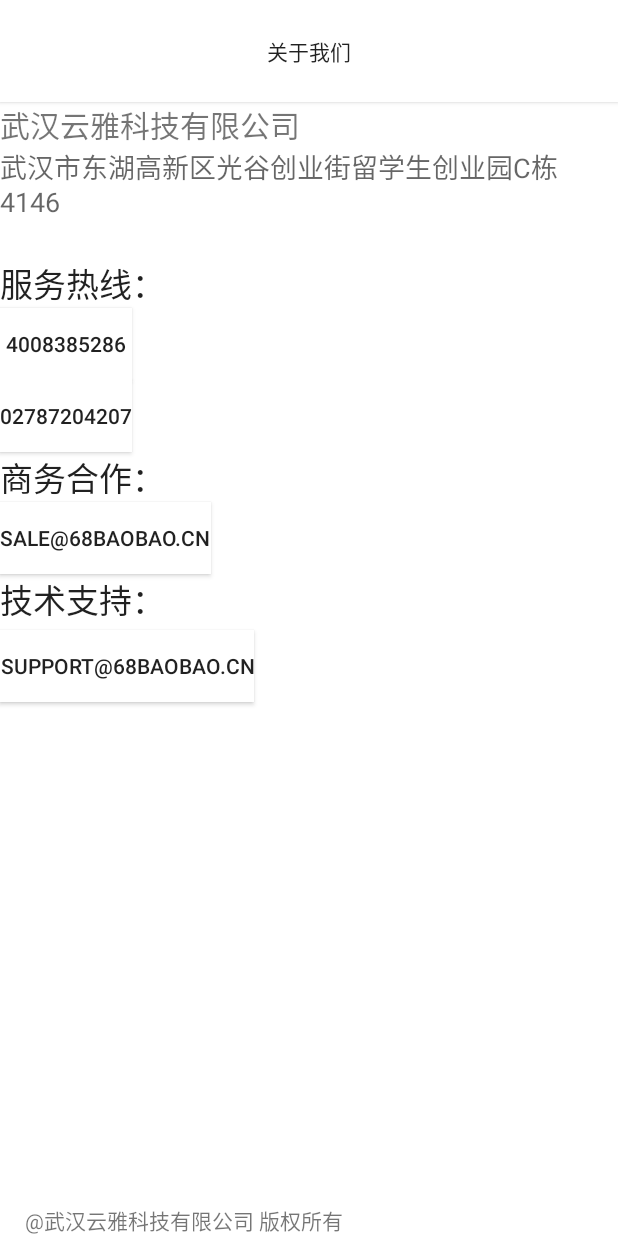
After one commit to jwuBert/tiny-parents-android, an Android app: the layout activity_aboutus.xml on its own in the app's theme, with its tools: preview values and no code run, on a phone screen of 412 x 824 dp. The commit adds this screen. Run offline under Robolectric (Android 15) with nearby library versions, the phone set to English and light mode, and no system bars.

Commit message:
finish AboutUsActivity

```diff
--- a/app/src/main/AndroidManifest.xml
+++ b/app/src/main/AndroidManifest.xml
@@ -7,7 +7,7 @@
   <uses-sdk tools:overrideLibrary="com.dd.circular.progress.button"/>
 
   <uses-permission android:name="android.permission.INTERNET" />
-
+  <uses-permission  android:name="android.permission.CALL_PHONE" />
   <application
       android:allowBackup="true"
       android:icon="@mipmap/ic_launcher"
--- a/app/src/main/java/com/cloudiya/app/tiny_parents_android/activity/AboutUsActivity.java
+++ b/app/src/main/java/com/cloudiya/app/tiny_parents_android/activity/AboutUsActivity.java
@@ -9,6 +9,57 @@
 package com.cloudiya.app.tiny_parents_android.activity;
 
 import android.app.Activity;
+import android.content.Intent;
+import android.net.Uri;
+import android.os.Bundle;
+import android.util.Log;
+import android.view.View;
+import android.widget.Button;
+import com.cloudiya.app.tiny_parents_android.R;
 
-public class AboutUsActivity extends Activity{
+	public class AboutUsActivity extends Activity {
+			private static  final  String TAG=AboutUsActivity.class.getSimpleName();
+	@Override
+	protected void onCreate(Bundle savedInstanceState) {
+		super.onCreate(savedInstanceState);
+		super.onCreate(savedInstanceState);
+		Log.d(TAG, "pass AboutUsActivity");
+		setContentView(R.layout.activity_aboutus);
+		Button num1=(Button)findViewById(R.id.aboutus_service_tel1);
+ 		Button num2=(Button)findViewById(R.id.aboutus_service_tel2);
+ 		Button business=(Button)findViewById(R.id.aboutus_business_address);
+		Button skill=(Button)findViewById(R.id.aboutus_skill_address);
+
+		//call out
+		num1.setOnClickListener(new View.OnClickListener() {
+			@Override public void onClick(View view) {
+
+				Uri uri = Uri.parse(getString(R.string.aboutus_telphonenumber1));
+				Intent intent = new Intent(Intent.ACTION_DIAL, uri);
+				startActivity(intent);
+			}
+		});
+		num2.setOnClickListener(new View.OnClickListener() {
+			@Override public void onClick(View view) {
+				Uri uri=Uri.parse(getString(R.string.aboutus_telphonenumber2));
+				Intent intent=new Intent(Intent.ACTION_DIAL,uri);
+				startActivity(intent);
+			}
+		});
+		//link worknet
+		business.setOnClickListener(new View.OnClickListener() {
+			@Override public void onClick(View view) {
+ 				Uri uri=Uri.parse(getString(R.string.aboutus_sale_address));
+				Intent intent=new Intent(Intent.ACTION_VIEW,uri);
+				startActivity(intent);
+			}
+		});
+		skill.setOnClickListener(new View.OnClickListener(){
+			@Override public void onClick(View view) {
+				Uri uri=Uri.parse(getString(R.string.aboutus_skill_address));
+				Intent intent=new Intent(Intent.ACTION_VIEW,uri);
+				startActivity(intent);
+			}
+		});
+	}
 }
--- /dev/null
+++ b/app/src/main/res/layout/activity_aboutus.xml
@@ -0,0 +1,117 @@
+<?xml version="1.0" encoding="utf-8"?>
+<GridLayout xmlns:android="http://schemas.android.com/apk/res/android"
+    xmlns:tools="http://schemas.android.com/tools"
+    tools:context=".AboutUsActivity"
+    android:layout_width="match_parent"
+    android:layout_height="match_parent"
+    android:background="#ffffff"
+    >
+    <!--The title button-->
+    <Button
+        android:id="@+id/feature_button_title"
+        android:layout_width="match_parent"
+        android:layout_height="68dp"
+        android:text="@string/aboutus_button_title_text"
+        android:background="#ffffff"
+        android:layout_column="0"
+         />
+    <!--The feature_text-->
+    <TextView
+        android:id="@+id/aboutus_text_companyname"
+        android:layout_width="match_parent"
+        android:layout_height="wrap_content"
+         android:ems="10"
+        android:layout_row="1"
+        android:layout_column="0"
+        android:text="@string/aboutus_text_company"
+        android:textSize="20dp"
+        android:textStyle="normal"
+        />
+    <TextView
+        android:id="@+id/feature_companyaddress"
+        android:layout_width="match_parent"
+        android:layout_height="74dp"
+        android:textAppearance="?android:attr/textAppearanceMedium"
+        android:text="@string/aboutus_companyaddress_text"
+        android:layout_row="2"
+        android:layout_column="0"
+
+        />
+    <TextView
+        android:id="@+id/aboutus_service"
+        android:layout_width="wrap_content"
+        android:layout_height="wrap_content"
+        android:textAppearance="?android:attr/textAppearanceLarge"
+        android:text="@string/aboutus_service_text"
+        android:layout_row="4"
+        android:layout_column="0"
+        />
+    <Button
+        android:id="@+id/aboutus_service_tel2"
+        android:layout_width="wrap_content"
+        android:layout_height="wrap_content"
+        android:text="@string/aboutus_service_tel2_number"
+        android:layout_row="10"
+        android:layout_column="0"
+        android:background="#ffffff"
+        />
+    <TextView
+        android:id="@+id/aboutus_business"
+        android:layout_width="wrap_content"
+        android:layout_height="wrap_content"
+        android:textAppearance="?android:attr/textAppearanceLarge"
+        android:text="@string/aboutus_business_text"
+        android:layout_row="11"
+        android:layout_column="0"
+        />
+    <Button
+        android:id="@+id/aboutus_business_address"
+        android:layout_width="wrap_content"
+        android:layout_height="wrap_content"
+        android:text="@string/aboutus_business_address_text"
+        android:layout_row="14"
+        android:layout_column="0"
+        android:background="#ffffff"
+        />
+    <TextView
+        android:id="@+id/aboutus_skill"
+        android:layout_width="wrap_content"
+        android:layout_height="37dp"
+        android:textAppearance="?android:attr/textAppearanceLarge"
+        android:text="@string/aboutus_skill_text"
+        android:layout_row="15"
+        android:layout_column="0"
+        />
+    <Button
+        android:id="@+id/aboutus_skill_address"
+        android:layout_width="wrap_content"
+        android:layout_height="wrap_content"
+        android:text="@string/aboutus_skill_address_text"
+        android:layout_row="16"
+        android:layout_column="0"
+        android:background="#ffffff"
+        />
+    <!--The copyright_text-->
+    <TextView
+        android:id="@+id/feature_multiline_text_copyright"
+        android:layout_width="match_parent"
+        android:layout_height="wrap_content"
+        android:inputType="textMultiLine"
+        android:ems="10"
+        android:layout_row="18"
+        android:layout_column="0"
+        android:text="     @武汉云雅科技有限公司 版权所有"
+        />
+    <Button
+        android:id="@+id/aboutus_service_tel1"
+        android:layout_width="wrap_content"
+        android:layout_height="wrap_content"
+        android:text="@string/aboutus_service_tel1_number"
+        android:layout_row="7"
+        android:layout_column="0"
+        android:layout_rowSpan="3"
+        android:layout_columnSpan="2"
+        android:background="#ffffff"
+        />
+
+</GridLayout>
--- a/app/src/main/res/layout/activity_feature.xml
+++ /dev/null
@@ -1,5 +0,0 @@
-<?xml version="1.0" encoding="utf-8"?>
-<LinearLayout xmlns:android="http://schemas.android.com/apk/res/android"
-    android:layout_width="match_parent"
-    android:layout_height="match_parent">
-</LinearLayout>
--- a/app/src/main/res/values/strings.xml
+++ b/app/src/main/res/values/strings.xml
@@ -61,4 +61,20 @@
   <string name="text_view_hint">说点什么吧....</string>
   <string name="send_button_text">发送</string>
   <string name="password_not_consist_message">两次输入的密码不一致</string>
+  <string name="setting_button_title">设置</string>
+  <string name="setting_button_logout">退出</string>
+  <string name="aboutus_button_title_text">关于我们</string>
+  <string name="aboutus_text_company">武汉云雅科技有限公司</string>
+  <string name="aboutus_companyaddress_text">武汉市东湖高新区光谷创业街留学生创业园C栋 4146</string>
+  <string name="aboutus_service_text">服务热线：</string>
+  <string name="aboutus_service_tel2_number">02787204207</string>
+  <string name="aboutus_service_tel1_number">4008385286</string>
+  <string name="aboutus_business_text">商务合作：</string>
+  <string name="aboutus_business_address_text">sale@68baobao.cn</string>
+  <string name="aboutus_skill_text">技术支持：</string>
+  <string name="aboutus_telphonenumber1">tel:4008385286</string>
+  <string name="aboutus_telphonenumber2">tel:02787204207</string>
+  <string name="aboutus_sale_address">http://sale@68baobao.cn</string>
+  <string name="aboutus_skill_address_text">support@68baobao.cn</string>
+  <string name="aboutus_skill_address">http://skill@68baobao.cn</string>
 </resources>
```
